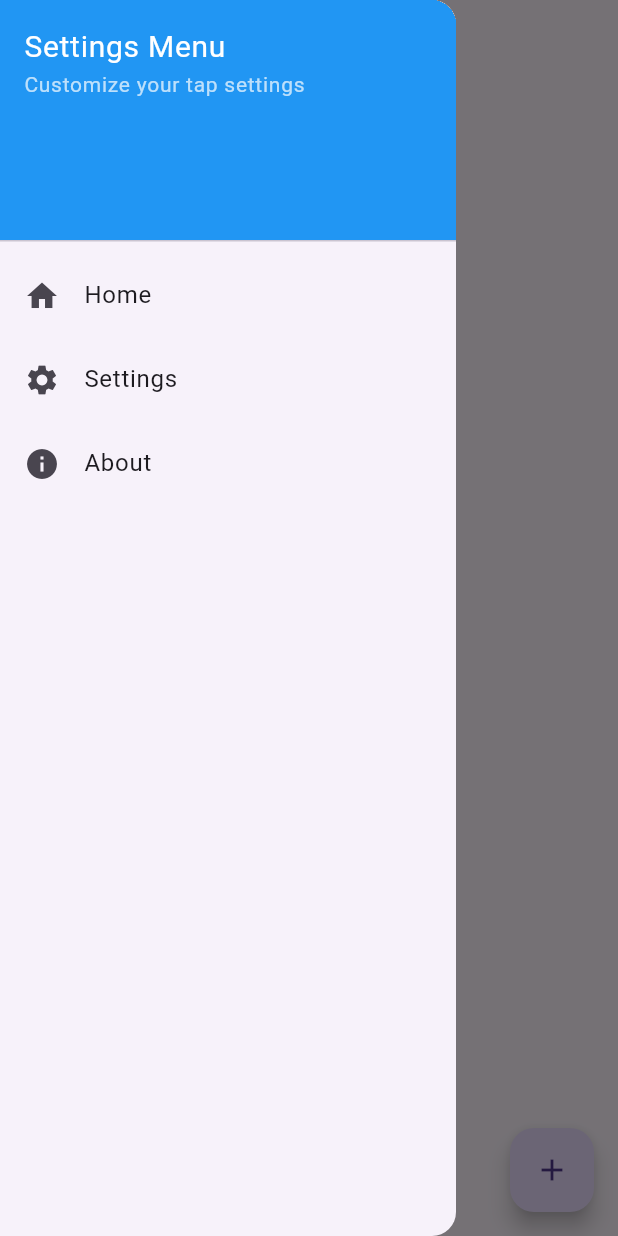
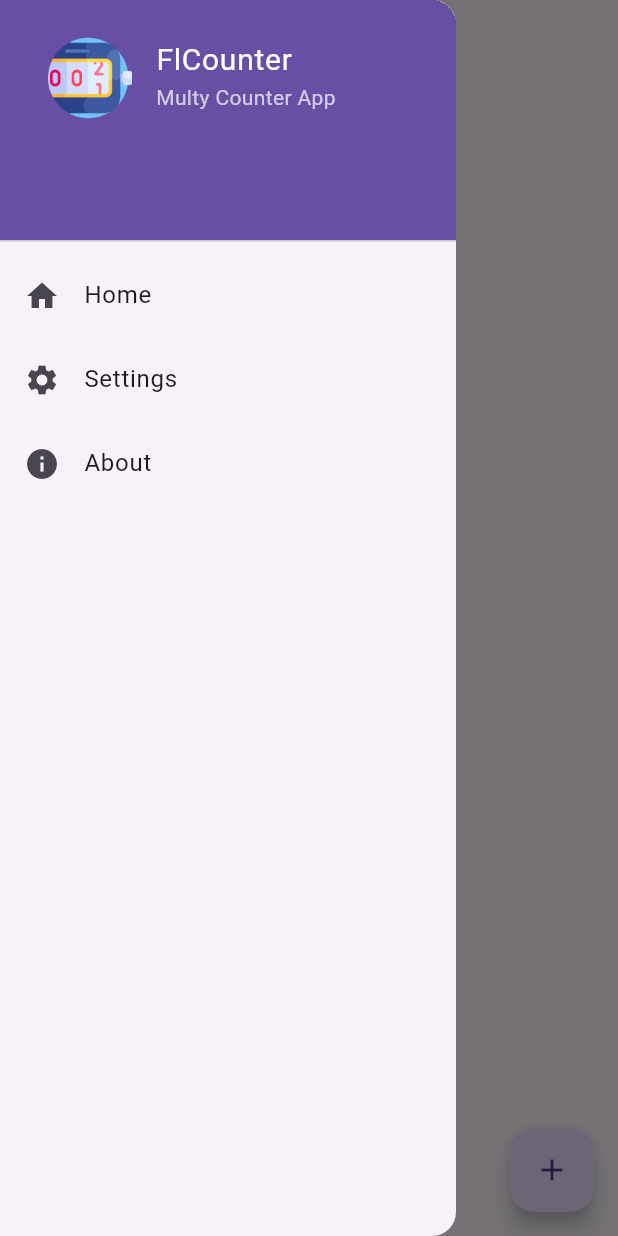
Before and after one commit to Sajidpv/FlCounter-, a Flutter app: the screen it shows after launch, with the side drawer open, on a phone screen of 412 x 824 dp. Run offline on Flutter 3.47's test engine with Material 3 defaults, Android fonts, the phone set to English and light mode, and no system bars; our stand-ins replace bloc, flutter_bloc, hive, hive_flutter, shared_preferences; missing offline and left inert: quick_actions; accounts and stored records are empty.

Commit message:
code improved

```diff
--- a/lib/app.dart
+++ b/lib/app.dart
@@ -3,7 +3,6 @@ import 'package:counter/repository/settings_repository.dart';
 import 'package:counter/routes/route_names.dart';
 import 'package:counter/routes/routes.dart';
 import 'package:counter/view-model/bloc/counter_bloc.dart';
-import 'package:counter/view/counter_screen.dart';
 import 'package:flutter/material.dart';
 import 'package:flutter_bloc/flutter_bloc.dart';
 import 'package:counter/utils/quick_actions_handler.dart';
--- /dev/null
+++ b/lib/configs/box_names.dart
@@ -0,0 +1,3 @@
+String USER_BOX = 'UserBox';
+String COUNTER_BOX = 'CounterBox';
+String USER_DETAILS = 'UserDetails';
--- a/lib/model/user_settings_model.dart
+++ b/lib/model/user_settings_model.dart
@@ -3,7 +3,7 @@ import 'package:hive/hive.dart';
 part 'user_settings_model.g.dart';
 
 @HiveType(typeId: 1)
-class UserSettings extends HiveObject {
+class UserSettingsModel extends HiveObject {
   @HiveField(0)
   bool isFullScreenTap;
 
@@ -19,7 +19,7 @@ class UserSettings extends HiveObject {
   @HiveField(4)
   double tapHeight;
 
-  UserSettings({
+  UserSettingsModel({
     this.isFullScreenTap = true,
     this.tapAreaX = 50,
     this.tapAreaY = 200,
--- a/lib/repository/settings_repository.dart
+++ b/lib/repository/settings_repository.dart
@@ -1,11 +1,12 @@
+import 'package:counter/configs/box_names.dart';
 import 'package:counter/model/user_settings_model.dart';
 import 'package:counter/services/hive_services.dart';
 import 'package:hive/hive.dart';
 
 class SettingsRepository {
-  final HiveService<UserSettings> hiveService;
+  final HiveService<UserSettingsModel> hiveService;
 
-  SettingsRepository(Box<UserSettings> userSettingsBox)
+  SettingsRepository(Box<UserSettingsModel> userSettingsBox)
       : hiveService = HiveService(userSettingsBox);
 
   Future<void> updateTapSettings({
@@ -15,17 +16,17 @@ class SettingsRepository {
     required double tapWidth,
     required double tapHeight,
   }) async {
-    final settings = hiveService.get('globalSettings') ?? UserSettings();
+    final settings = hiveService.get(USER_DETAILS) ?? UserSettingsModel();
     settings
       ..isFullScreenTap = isFullScreenTap
       ..tapAreaX = tapAreaX
       ..tapAreaY = tapAreaY
       ..tapWidth = tapWidth
       ..tapHeight = tapHeight;
-    await hiveService.update('globalSettings', settings);
+    await hiveService.update(USER_DETAILS, settings);
   }
 
-  UserSettings getSettings() {
-    return hiveService.get('globalSettings') ?? UserSettings();
+  UserSettingsModel getSettings() {
+    return hiveService.get(USER_DETAILS) ?? UserSettingsModel();
   }
 }
--- a/lib/view-model/bloc/counter_state.dart
+++ b/lib/view-model/bloc/counter_state.dart
@@ -20,6 +20,6 @@ class CounterOpenedState extends CounterState {
 }
 
 class CounterSettingsUpdatedState extends CounterState {
-  final UserSettings settings;
+  final UserSettingsModel settings;
   CounterSettingsUpdatedState(this.settings);
 }
--- a/lib/view/count_details_screen.dart
+++ b/lib/view/count_details_screen.dart
@@ -1,3 +1,4 @@
+import 'package:counter/configs/box_names.dart';
 import 'package:counter/model/counter_model.dart';
 import 'package:counter/model/user_settings_model.dart';
 import 'package:counter/routes/route_names.dart';
@@ -14,12 +15,15 @@ class CounterDetailScreen extends StatelessWidget {
 
   @override
   Widget build(BuildContext context) {
-    final userSettingsBox = Hive.box<UserSettings>('userSettingsBox');
-    final settings = userSettingsBox.get('globalSettings');
-
+    final userSettingsBox = Hive.box<UserSettingsModel>(USER_BOX);
+    final counterBox = Hive.box<CounterModel>(COUNTER_BOX);
+    final settings = userSettingsBox.get(USER_DETAILS);
+    final counter = counterBox.get(
+      counterId,
+    );
     return Scaffold(
       appBar: AppBar(
-        title: const Text("Counter Detail"),
+        title: Text(counter!.name.toString()),
         actions: [
           IconButton(
             onPressed: () => Navigator.pushNamed(context, RoutesName.settings),
@@ -100,7 +104,7 @@ class TapWidget extends StatelessWidget {
         mainAxisAlignment: MainAxisAlignment.center,
         children: [
           ValueListenableBuilder(
-            valueListenable: Hive.box<CounterModel>('counters')
+            valueListenable: Hive.box<CounterModel>(COUNTER_BOX)
                 .listenable(keys: [counterId]),
             builder: (context, Box<CounterModel> box, _) {
               final counter = box.get(counterId,
--- a/lib/view/widgets/drawer.dart
+++ b/lib/view/widgets/drawer.dart
@@ -1,3 +1,4 @@
+import 'package:counter/routes/route_names.dart';
 import 'package:flutter/material.dart';
 
 class SideDrawer extends StatelessWidget {
@@ -12,21 +13,20 @@ class SideDrawer extends StatelessWidget {
         padding: EdgeInsets.zero,
         children: [
           DrawerHeader(
-            decoration: BoxDecoration(color: Colors.blue),
-            child: Column(
-              crossAxisAlignment: CrossAxisAlignment.start,
-              children: const [
-                Text(
-                  "Settings Menu",
+              decoration: BoxDecoration(color: Theme.of(context).primaryColor),
+              child: ListTile(
+                leading: ClipRRect(
+                  child: Image.asset('assets/counter.png'),
+                ),
+                title: Text(
+                  "FlCounter",
                   style: TextStyle(color: Colors.white, fontSize: 20),
                 ),
-                Text(
-                  "Customize your tap settings",
+                subtitle: Text(
+                  "Multy Counter App",
                   style: TextStyle(color: Colors.white70, fontSize: 14),
                 ),
-              ],
-            ),
-          ),
+              )),
           ListTile(
             leading: const Icon(Icons.home),
             title: const Text('Home'),
@@ -39,11 +39,7 @@ class SideDrawer extends StatelessWidget {
             title: const Text('Settings'),
             onTap: () {
               Navigator.pop(context);
-              // Navigator.push(
-              //     context,
-              //     MaterialPageRoute(
-              //       builder: (context) => SettingsScreen(),
-              //     ));
+              Navigator.pushNamed(context, RoutesName.settings);
             },
           ),
           ListTile(
--- /dev/null
+++ b/lib/view/widgets/fab.dart
@@ -0,0 +1,48 @@
+import 'package:counter/view-model/bloc/counter_bloc.dart';
+import 'package:flutter/material.dart';
+import 'package:flutter_bloc/flutter_bloc.dart';
+
+class FAB extends StatelessWidget {
+  const FAB({
+    super.key,
+  });
+
+  @override
+  Widget build(BuildContext context) {
+    return FloatingActionButton(
+      onPressed: () {
+        final counterNameController = TextEditingController();
+        showDialog(
+          context: context,
+          builder: (context) {
+            return AlertDialog(
+              title: const Text('Add Counter'),
+              content: TextField(
+                controller: counterNameController,
+                decoration: const InputDecoration(hintText: 'Counter Name'),
+              ),
+              actions: [
+                TextButton(
+                  onPressed: () => Navigator.pop(context),
+                  child: const Text('Cancel'),
+                ),
+                TextButton(
+                  onPressed: () {
+                    if (counterNameController.text.isNotEmpty) {
+                      context
+                          .read<CounterBloc>()
+                          .add(AddCounterEvent(counterNameController.text));
+                      Navigator.pop(context);
+                    }
+                  },
+                  child: const Text('Add'),
+                ),
+              ],
+            );
+          },
+        );
+      },
+      child: const Icon(Icons.add),
+    );
+  }
+}
--- a/pubspec.yaml
+++ b/pubspec.yaml
@@ -14,8 +14,6 @@ dependencies:
 
 
   cupertino_icons: ^1.0.8
-  rename: ^3.0.2
-  flutter_launcher_icons: ^0.14.3
   flutter_bloc: ^9.1.0
   hive: ^2.2.3
   hive_flutter: ^1.1.0
@@ -25,9 +23,11 @@ dependencies:
 
 dev_dependencies:
   build_runner: ^2.4.15
+  flutter_launcher_icons: ^0.14.3
   flutter_test:
     sdk: flutter
   hive_generator: ^2.0.1
+  rename: ^3.0.2
 
 flutter_launcher_icons:
   image_path: "assets/counter.png"
```
Also changed, not shown: lib/main.dart (+6 -11 lines), lib/view/counter_screen.dart (+8 -36 lines), lib/view/settings_screen.dart (+5 -4 lines), lib/model/user_settings_model.g.dart, pubspec.lock, 1 other file.
